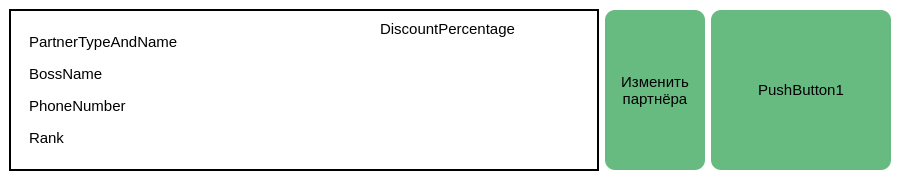
Above: ui/widgets/PartnerCard.ui from BeerCoders/demoex_fork before the change. Below: the same form after it.
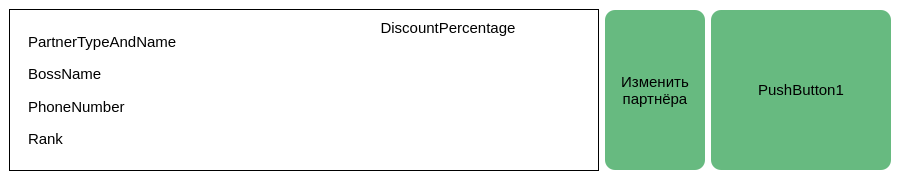
That is the form after the change.

Commit message: исправления в интерфейсе

```diff
--- a/ui/widgets/PartnerCard.ui
+++ b/ui/widgets/PartnerCard.ui
@@ -29,7 +29,10 @@
     <item>
      <widget class="QFrame" name="horizontalFrame">
       <property name="styleSheet">
-       <string notr="true">border: 2px solid black;</string>
+       <string notr="true">border: 0.5px solid black;</string>
+      </property>
+      <property name="lineWidth">
+       <number>1</number>
       </property>
       <layout class="QHBoxLayout" name="horizontalLayout_2">
        <item>
```
The commit also changes 3 other files.
